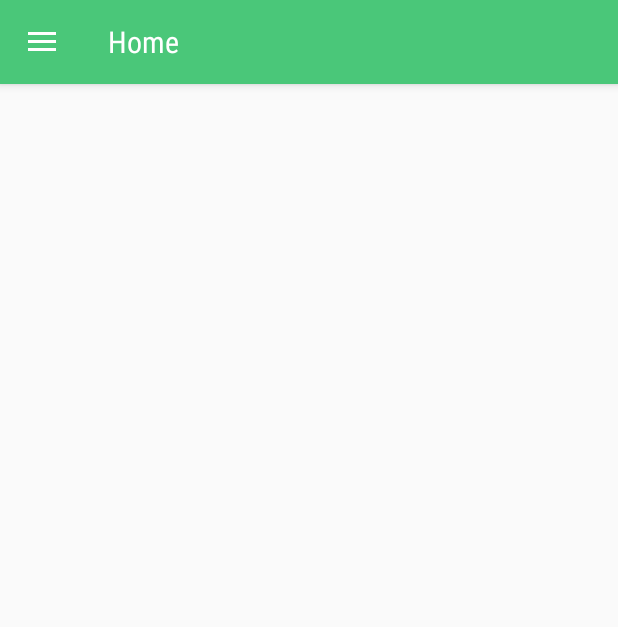
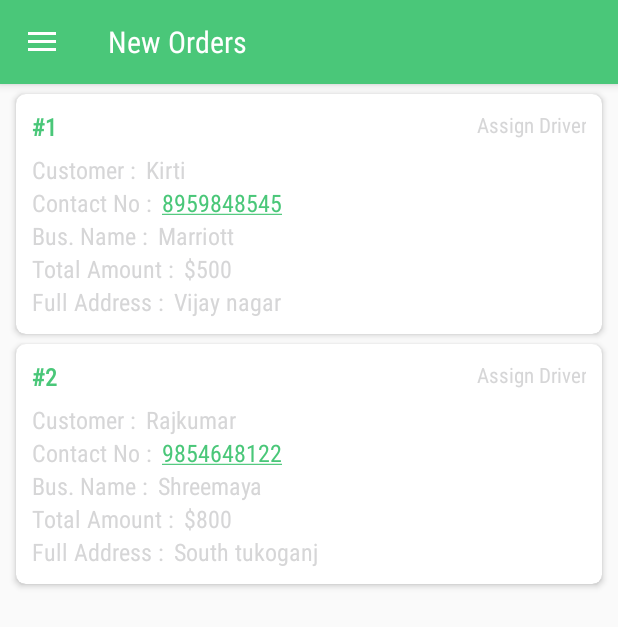
Before and after one commit to iamrahulyadav/DineHawaiiPartner, an Android app: the VendorHomeActivity screen opened directly, with no data from a screen before it, on a phone screen of 412 x 824 dp. Shown: the top 627 px of the screen. Run offline under Robolectric (Android 15) with nearby library versions, the phone set to English and light mode, and no system bars; our stand-ins replace sdp/ssp sizes.

Commit message:
edited by kirti

```diff
--- a/app/src/main/java/com/dinehawaiipartner/Activity/Manager/ManageOrderActivity.java
+++ b/app/src/main/java/com/dinehawaiipartner/Activity/Manager/ManageOrderActivity.java
@@ -23,7 +23,7 @@ public class ManageOrderActivity extends AppCompatActivity {
     protected void onCreate(Bundle savedInstanceState) {
         super.onCreate(savedInstanceState);
         setContentView(R.layout.activity_manage_order);
-        getSupportActionBar().setTitle("Manage Orders");
+        getSupportActionBar().setTitle("Orders");
         getSupportActionBar().setDisplayHomeAsUpEnabled(true);
         initViews();
     }
--- a/app/src/main/java/com/dinehawaiipartner/Activity/Manager/VendorHomeActivity.java
+++ b/app/src/main/java/com/dinehawaiipartner/Activity/Manager/VendorHomeActivity.java
@@ -10,22 +10,33 @@ import android.support.v4.widget.DrawerLayout;
 import android.support.v7.app.ActionBarDrawerToggle;
 import android.support.v7.app.AlertDialog;
 import android.support.v7.app.AppCompatActivity;
+import android.support.v7.widget.LinearLayoutManager;
+import android.support.v7.widget.RecyclerView;
 import android.support.v7.widget.Toolbar;
 import android.view.Menu;
 import android.view.MenuItem;
 import android.view.View;
-import android.widget.LinearLayout;
 
 import com.dinehawaiipartner.Activity.LoginActivity;
+import com.dinehawaiipartner.Adapter.VendorHomeAdapter;
 import com.dinehawaiipartner.CustomViews.CustomTextView;
+import com.dinehawaiipartner.Model.DeliveryModel;
 import com.dinehawaiipartner.R;
 import com.dinehawaiipartner.Util.AppPreference;
 
+import java.util.ArrayList;
+
 public class VendorHomeActivity extends AppCompatActivity implements NavigationView.OnNavigationItemSelectedListener, View.OnClickListener {
 
+    public static ArrayList<DeliveryModel> ordersList;
     Context context;
+    String TAG = "VendorHomeActivity";
+    CustomTextView noOrders;
     private View headerView;
     private CustomTextView userName;
+    private RecyclerView mRecyclerView;
+    private LinearLayoutManager mLayoutManager;
+    private VendorHomeAdapter vendorHomeAdapter;
 
     @Override
     protected void onCreate(Bundle savedInstanceState) {
@@ -37,13 +48,48 @@ public class VendorHomeActivity extends AppCompatActivity implements NavigationV
 
     private void init() {
         context = this;
+        ordersList = new ArrayList<DeliveryModel>();
+        setStaticData();
 
+
+        mRecyclerView = findViewById(R.id.recycler_view);
+        noOrders = findViewById(R.id.noOrder);
+        mLayoutManager = new LinearLayoutManager(context);
+        mRecyclerView.setLayoutManager(mLayoutManager);
+        mRecyclerView.setHasFixedSize(true);
+        mRecyclerView.setAdapter(vendorHomeAdapter);
+        vendorHomeAdapter = new VendorHomeAdapter(context, ordersList);
+        mRecyclerView.setAdapter(vendorHomeAdapter);
+        vendorHomeAdapter.notifyDataSetChanged();
+    }
+
+    private void setStaticData() {
+        DeliveryModel delivery1 = new DeliveryModel();
+        delivery1.setOrderId("1");
+        delivery1.setOrderAmount("500");
+        delivery1.setCustName("Kirti");
+        delivery1.setCustPhone("8959848545");
+        delivery1.setCustDeliveryAddress("Vijay nagar");
+        delivery1.setBusinessName("Marriott");
+        delivery1.setBusPhone("98546512145");
+        delivery1.setBusAddress("Scheme no 54");
+        ordersList.add(delivery1);
+
+        DeliveryModel delivery2= new DeliveryModel();
+        delivery2.setOrderId("2");
+        delivery2.setOrderAmount("800");
+        delivery2.setCustName("Rajkumar");
+        delivery2.setCustPhone("9854648122");
+        delivery2.setCustDeliveryAddress("South tukoganj");
+        delivery2.setBusinessName("Shreemaya");
+        delivery2.setBusPhone("89874455545");
+        delivery2.setBusAddress("vijay nagar");
+        ordersList.add(delivery2);
     }
 
     private void setToolbar() {
         Toolbar toolbar = findViewById(R.id.toolbar);
         setSupportActionBar(toolbar);
-        toolbar.setTitle("Home");
         getSupportActionBar().setDisplayHomeAsUpEnabled(true);
 
         DrawerLayout drawer = findViewById(R.id.drawer_layout);
@@ -52,7 +98,7 @@ public class VendorHomeActivity extends AppCompatActivity implements NavigationV
         drawer.addDrawerListener(toggle);
         toggle.syncState();
 
-        NavigationView navigationView = (NavigationView) findViewById(R.id.nav_view);
+        NavigationView navigationView = findViewById(R.id.nav_view);
         navigationView.setNavigationItemSelectedListener(this);
         headerView = navigationView.getHeaderView(0);
         userName = headerView.findViewById(R.id.customerName);
@@ -61,7 +107,7 @@ public class VendorHomeActivity extends AppCompatActivity implements NavigationV
 
     @Override
     public void onBackPressed() {
-        DrawerLayout drawer = (DrawerLayout) findViewById(R.id.drawer_layout);
+        DrawerLayout drawer =  findViewById(R.id.drawer_layout);
         if (drawer.isDrawerOpen(GravityCompat.START)) {
             drawer.closeDrawer(GravityCompat.START);
         } else {
@@ -143,7 +189,7 @@ public class VendorHomeActivity extends AppCompatActivity implements NavigationV
             default:
                 break;
         }
-        DrawerLayout drawer = (DrawerLayout) findViewById(R.id.drawer_layout);
+        DrawerLayout drawer = findViewById(R.id.drawer_layout);
         drawer.closeDrawer(GravityCompat.START);
         return true;
     }
--- /dev/null
+++ b/app/src/main/java/com/dinehawaiipartner/Adapter/VendorHomeAdapter.java
@@ -0,0 +1,129 @@
+package com.dinehawaiipartner.Adapter;
+
+import android.app.AlertDialog;
+import android.content.Context;
+import android.content.DialogInterface;
+import android.support.annotation.NonNull;
+import android.support.v7.widget.RecyclerView;
+import android.util.Log;
+import android.view.LayoutInflater;
+import android.view.View;
+import android.view.ViewGroup;
+import android.widget.RadioButton;
+import android.widget.RadioGroup;
+import android.widget.TextView;
+
+import com.dinehawaiipartner.Model.DeliveryModel;
+import com.dinehawaiipartner.Model.DriverListModel;
+import com.dinehawaiipartner.R;
+
+import java.util.ArrayList;
+
+public class VendorHomeAdapter extends RecyclerView.Adapter<VendorHomeAdapter.ViewHolder> {
+    private final String TAG = "PendingOrderAdapter";
+    private final Context context;
+    private final ArrayList<DeliveryModel> ordersModelArrayList;
+    String driverName;
+    private ArrayList<DriverListModel> driverslist = new ArrayList<>();
+    private String selectedDriverId;
+
+    public VendorHomeAdapter(Context context, ArrayList<DeliveryModel> details) {
+        this.context = context;
+        this.ordersModelArrayList = details;
+    }
+
+    @NonNull
+    @Override
+    public ViewHolder onCreateViewHolder(@NonNull ViewGroup parent, int viewType) {
+        View v = LayoutInflater.from(parent.getContext()).inflate(R.layout.pending_order_layout, parent, false);
+        ViewHolder viewHolder = new ViewHolder(v);
+        return viewHolder;
+    }
+
+    @Override
+    public void onBindViewHolder(@NonNull ViewHolder holder, int position) {
+        DeliveryModel model = ordersModelArrayList.get(position);
+        holder.tvCustName.setText(model.getCustName());
+        holder.tvCustAddress.setText(model.getCustDeliveryAddress());
+        holder.tvCustContact.setText(model.getCustPhone());
+        holder.tvorderId.setText("#"+model.getOrderId());
+        holder.tvbus_name.setText(model.getBusinessName());
+        holder.tvTotalAmt.setText("$" + model.getOrderAmount());
+
+        holder.assignDriver.setOnClickListener(new View.OnClickListener() {
+            @Override
+            public void onClick(View v) {
+                driverslist.clear();
+                selectDriverDialog();
+            }
+        });
+
+    }
+
+    private void selectDriverDialog() {
+        DriverListModel driver1 = new DriverListModel();
+        driver1.setDriverId("1");
+        driver1.setDriverName("RK");
+        driverslist.add(driver1);
+
+        DriverListModel driver2 = new DriverListModel();
+        driver2.setDriverId("2");
+        driver2.setDriverName("Vivek");
+        driverslist.add(driver2);
+
+        AlertDialog.Builder dialog = new AlertDialog.Builder(context);
+        dialog.setTitle("Select Driver");
+        final RadioGroup group = new RadioGroup(context);
+        for (int i = 0; i < driverslist.size(); i++) {
+            RadioButton button = new RadioButton(context);
+            button.setId(Integer.parseInt(driverslist.get(i).getDriverId()));
+            button.setText(driverslist.get(i).getDriverName());
+            RadioGroup.LayoutParams params = new RadioGroup.LayoutParams(ViewGroup.LayoutParams.WRAP_CONTENT, ViewGroup.LayoutParams.WRAP_CONTENT);
+            params.setMargins(30, 8, 0, 0);
+            button.setLayoutParams(params);
+            group.addView(button);
+        }
+
+        group.setOnCheckedChangeListener(new RadioGroup.OnCheckedChangeListener() {
+            @Override
+            public void onCheckedChanged(RadioGroup group, int checkedId) {
+
+                RadioButton radioButton = (RadioButton) group.findViewById(checkedId);
+                driverName = radioButton.getText().toString();
+                Log.e(TAG, "onClick: vendorText" + driverName);
+
+            }
+        });
+        dialog.setPositiveButton("OK", new DialogInterface.OnClickListener() {
+            @Override
+            public void onClick(DialogInterface dialogInterface, int i) {
+                Log.e(TAG, "onClick: " + group.getCheckedRadioButtonId());
+                selectedDriverId = String.valueOf(group.getCheckedRadioButtonId());
+            }
+        });
+
+        dialog.setView(group);
+        dialog.show();
+
+    }
+
+    @Override
+    public int getItemCount() {
+        return ordersModelArrayList.size();
+    }
+
+    public class ViewHolder extends RecyclerView.ViewHolder {
+        TextView tvCustName, tvCustAddress, tvCustContact, tvorderId, tvbus_name, tvTotalAmt, assignDriver;
+
+        public ViewHolder(View itemView) {
+            super(itemView);
+            tvCustName = itemView.findViewById(R.id.tvName);
+            tvCustAddress = itemView.findViewById(R.id.tvAddress);
+            tvCustContact = itemView.findViewById(R.id.tvPhoneNo);
+            tvorderId = itemView.findViewById(R.id.tvorder_id);
+            tvbus_name = itemView.findViewById(R.id.tvbus_name);
+            tvTotalAmt = itemView.findViewById(R.id.tvTotalAmt);
+            assignDriver = itemView.findViewById(R.id.assignDriver);
+        }
+    }
+}
--- a/app/src/main/res/layout/content_vendor_home.xml
+++ b/app/src/main/res/layout/content_vendor_home.xml
@@ -4,11 +4,29 @@
     xmlns:tools="http://schemas.android.com/tools"
     android:layout_width="match_parent"
     android:layout_height="match_parent"
-    android:layout_margin="@dimen/_5sdp"
     android:orientation="vertical"
     app:layout_behavior="@string/appbar_scrolling_view_behavior"
-    tools:context=".Activity.Driver.DriverHomeActivity"
+    tools:context=".Activity.Manager.VendorHomeActivity"
     tools:showIn="@layout/app_bar_vendor_home">
 
+    <android.support.v7.widget.RecyclerView
+        android:id="@+id/recycler_view"
+        android:layout_width="match_parent"
+        android:layout_height="match_parent" />
 
+    <com.dinehawaiipartner.CustomViews.CustomTextView
+        android:id="@+id/noOrder"
+        android:layout_width="wrap_content"
+        android:layout_height="wrap_content"
+        android:layout_centerHorizontal="true"
+        android:layout_gravity="center"
+        android:layout_margin="@dimen/_20sdp"
+        android:background="@drawable/text_background"
+        android:paddingBottom="@dimen/_5sdp"
+        android:paddingLeft="@dimen/_10sdp"
+        android:paddingRight="@dimen/_10sdp"
+        android:paddingTop="@dimen/_5sdp"
+        android:text="No Orders"
+        android:visibility="gone"
+        app:edittextfont="Raleway-Regular.ttf" />
 </LinearLayout>
--- a/app/src/main/res/layout/pending_order_layout.xml
+++ b/app/src/main/res/layout/pending_order_layout.xml
@@ -1,142 +1,180 @@
 <?xml version="1.0" encoding="utf-8"?>
 <android.support.v7.widget.CardView xmlns:android="http://schemas.android.com/apk/res/android"
     xmlns:app="http://schemas.android.com/apk/res-auto"
-    android:id="@+id/cardViewOrder"
     android:layout_width="match_parent"
     android:layout_height="wrap_content"
-    android:layout_marginBottom="@dimen/_2sdp"
     android:layout_marginLeft="@dimen/_8sdp"
     android:layout_marginRight="@dimen/_8sdp"
-    android:layout_marginTop="@dimen/_6sdp"
-    android:elevation="1dp"
-    android:clickable="true"
-    app:cardElevation="1dp">
+    app:cardCornerRadius="@dimen/_5sdp"
+    android:elevation="@dimen/_2sdp"
+    app:cardElevation="@dimen/_2sdp"
+    android:layout_marginTop="@dimen/_5sdp"
+    app:contentPadding="@dimen/_8sdp">
 
-    <RelativeLayout
-        android:id="@+id/itemsMenu"
-        android:layout_width="match_parent"
-        android:layout_height="wrap_content"
-        android:padding="@dimen/_8sdp">
     <LinearLayout
         android:layout_width="match_parent"
         android:layout_height="wrap_content"
-            android:id="@+id/llOrder1"
+        android:orientation="vertical">
+
+        <LinearLayout
+            android:layout_width="match_parent"
+            android:layout_height="wrap_content"
             android:orientation="horizontal">
-            <LinearLayout
-                android:layout_width="0dp"
-                android:layout_height="match_parent"
-                android:layout_weight="1">
 
-                <com.dinehawaiipartner.CustomViews.CustomTextView
+            <TextView
+                android:id="@+id/tvorder_id"
                 android:layout_width="wrap_content"
                 android:layout_height="wrap_content"
-                    style="@style/TextAppearance.AppCompat.Subhead"
-                    android:text="#00"
+                android:layout_weight="1"
+                android:fontFamily="@font/roboto"
+                android:text="#1024"
+                android:textAppearance="@style/TextAppearance.AppCompat.Subhead"
                 android:textColor="@color/colorPrimary"
-                    android:id="@+id/tvorder_id"
-                    android:singleLine="true"
-                    app:edittextfont="Raleway-Bold.ttf" />
+                android:textStyle="bold" />
 
-            </LinearLayout>
-            <LinearLayout
-                android:layout_width="0dp"
-                android:layout_height="match_parent"
-                android:gravity="right"
-                android:layout_weight="1">
-
-                <com.dinehawaiipartner.CustomViews.CustomTextView
+            <TextView
                 android:layout_width="wrap_content"
                 android:layout_height="wrap_content"
-                    style="@style/TextAppearance.AppCompat.Subhead"
-                    android:text="#00"
-                    android:textColor="@color/colorPrimary"
-                    android:id="@+id/tvorder_status"
-                    android:singleLine="true"
-                    app:edittextfont="Raleway-Bold.ttf" />
-
-            </LinearLayout>
-
+                android:layout_gravity="right"
+                android:layout_marginLeft="@dimen/_5sdp"
+                android:layout_weight="1"
+                android:fontFamily="@font/roboto"
+                android:gravity="right"
+                android:text="Assign Driver"
+                android:id="@+id/assignDriver"
+                android:textAppearance="@style/TextAppearance.AppCompat.Small"
+                android:textColor="@color/subhead" />
         </LinearLayout>
 
 
         <LinearLayout
-            android:id="@+id/llOrder2"
             android:layout_width="match_parent"
-            android:layout_marginTop="@dimen/_2sdp"
-            android:layout_below="@id/llOrder1"
             android:layout_height="wrap_content"
-            android:orientation="vertical">
+            android:layout_marginTop="@dimen/_5sdp"
+            android:orientation="horizontal">
+
+            <TextView
+                android:layout_width="wrap_content"
+                android:layout_height="wrap_content"
+                android:fontFamily="@font/roboto"
+                android:text="Customer :"
+                android:textAppearance="@style/TextAppearance.AppCompat.Subhead"
+                android:textColor="@color/subhead" />
+
+            <TextView
+                android:id="@+id/tvName"
+                android:layout_width="wrap_content"
+                android:layout_height="wrap_content"
+                android:layout_marginLeft="@dimen/_5sdp"
+                android:fontFamily="@font/roboto"
+                android:text="Raj Kumar Vishwakarma"
+                android:textAppearance="@style/TextAppearance.AppCompat.Subhead"
+                android:textColor="@color/mainhead" />
+        </LinearLayout>
 
         <LinearLayout
-                android:layout_width="wrap_content"
-                android:layout_height="wrap_content">
+            android:layout_width="match_parent"
+            android:layout_height="wrap_content"
+            android:orientation="horizontal">
 
-                <com.dinehawaiipartner.CustomViews.CustomTextView
+            <TextView
                 android:layout_width="wrap_content"
                 android:layout_height="wrap_content"
-                    style="@style/TextAppearance.AppCompat.Subhead"
-                    android:text="Name : "
-                    android:singleLine="true"
-                    app:edittextfont="Raleway-Bold.ttf" />
+                android:fontFamily="@font/roboto"
+                android:text="Contact No :"
+                android:textAppearance="@style/TextAppearance.AppCompat.Subhead"
+                android:textColor="@color/subhead" />
 
-                <com.dinehawaiipartner.CustomViews.CustomTextView
-                    android:id="@+id/tvcustName"
-                    android:singleLine="true"
+            <TextView
+                android:id="@+id/tvPhoneNo"
                 android:layout_width="wrap_content"
-                    style="@style/TextAppearance.AppCompat.Subhead"
                 android:layout_height="wrap_content"
-                    android:text="NA"
-                    app:edittextfont="Raleway-Regular.ttf" />
+                android:layout_marginLeft="@dimen/_5sdp"
+                android:autoLink="phone"
+                android:clickable="true"
+                android:fontFamily="@font/roboto"
+                android:text="+91 8988989889"
+                android:textAppearance="@style/TextAppearance.AppCompat.Subhead"
+                android:textColor="@color/mainhead" />
         </LinearLayout>
         <LinearLayout
-                android:layout_width="wrap_content"
-                android:layout_marginTop="@dimen/_2sdp"
-                android:layout_height="wrap_content">
+            android:layout_width="match_parent"
+            android:layout_height="wrap_content"
+            android:orientation="horizontal">
 
-                <com.dinehawaiipartner.CustomViews.CustomTextView
+            <TextView
                 android:layout_width="wrap_content"
                 android:layout_height="wrap_content"
-                    android:singleLine="true"
-                    style="@style/TextAppearance.AppCompat.Subhead"
-                    android:text="Address : "
-                    app:edittextfont="Raleway-Bold.ttf" />
+                android:fontFamily="@font/roboto"
+                android:text="Bus. Name :"
+                android:textAppearance="@style/TextAppearance.AppCompat.Subhead"
+                android:textColor="@color/subhead" />
 
-                <com.dinehawaiipartner.CustomViews.CustomTextView
+            <TextView
+                android:id="@+id/tvbus_name"
+                android:layout_width="wrap_content"
+                android:layout_height="wrap_content"
+                android:layout_marginLeft="@dimen/_5sdp"
+                android:autoLink="phone"
+                android:clickable="true"
+                android:fontFamily="@font/roboto"
+                android:text="NA"
+                android:textAppearance="@style/TextAppearance.AppCompat.Subhead"
+                android:textColor="@color/mainhead" />
+        </LinearLayout>
+        <LinearLayout
+            android:layout_width="match_parent"
+            android:layout_height="wrap_content"
+            android:orientation="horizontal">
+
+            <TextView
+                android:layout_width="wrap_content"
+                android:layout_height="wrap_content"
+                android:fontFamily="@font/roboto"
+                android:text="Total Amount :"
+                android:textAppearance="@style/TextAppearance.AppCompat.Subhead"
+                android:textColor="@color/subhead" />
+
+            <TextView
+                android:id="@+id/tvTotalAmt"
+                android:layout_width="wrap_content"
+                android:layout_height="wrap_content"
+                android:layout_marginLeft="@dimen/_5sdp"
+                android:autoLink="phone"
+                android:clickable="true"
+                android:fontFamily="@font/roboto"
+                android:text="0"
+                android:textAppearance="@style/TextAppearance.AppCompat.Subhead"
+                android:textColor="@color/mainhead" />
+        </LinearLayout>
+        <LinearLayout
+            android:layout_width="match_parent"
+            android:layout_height="wrap_content"
+            android:orientation="horizontal">
+
+            <TextView
+                android:layout_width="wrap_content"
+                android:layout_height="wrap_content"
+                android:fontFamily="@font/roboto"
+                android:text="Full Address :"
+                android:textAppearance="@style/TextAppearance.AppCompat.Subhead"
+                android:textColor="@color/subhead" />
+
+            <TextView
                 android:id="@+id/tvAddress"
                 android:layout_width="wrap_content"
-                    android:maxLines="2"
-                    android:singleLine="true"
-                    style="@style/TextAppearance.AppCompat.Subhead"
                 android:layout_height="wrap_content"
-                    android:text="NA"
-                    app:edittextfont="Raleway-Regular.ttf" />
+                android:layout_marginLeft="@dimen/_5sdp"
+                android:autoLink="phone"
+                android:clickable="true"
+                android:fontFamily="@font/roboto"
+                android:text="Nath Mandir Road South Tukogant, RNT Marg Indore"
+                android:textAppearance="@style/TextAppearance.AppCompat.Subhead"
+                android:textColor="@color/mainhead" />
         </LinearLayout>
-            <LinearLayout
-                android:layout_width="wrap_content"
-                android:layout_marginTop="@dimen/_2sdp"
-                android:layout_height="wrap_content">
 
-                <com.dinehawaiipartner.CustomViews.CustomTextView
-                    android:layout_width="wrap_content"
-                    android:layout_height="wrap_content"
-                    android:singleLine="true"
-                    style="@style/TextAppearance.AppCompat.Subhead"
-                    android:text="Contact No : "
-                    app:edittextfont="Raleway-Bold.ttf" />
-
-                <com.dinehawaiipartner.CustomViews.CustomTextView
-                    android:id="@+id/tvContact"
-                    android:layout_width="wrap_content"
-                    android:singleLine="true"
-                    style="@style/TextAppearance.AppCompat.Subhead"
-                    android:layout_height="wrap_content"
-                    android:text="NA"
-                    app:edittextfont="Raleway-Regular.ttf" />
-            </LinearLayout>
 
 
     </LinearLayout>
 
-
-    </RelativeLayout>
 </android.support.v7.widget.CardView>
--- a/app/src/main/res/values/strings.xml
+++ b/app/src/main/res/values/strings.xml
@@ -4,7 +4,7 @@
     <string name="raleway_regular">Raleway-Regular.ttf</string>
     <string name="raleway_bold">Raleway-Bold.ttf</string>
     <string name="login">Login with your account</string>
-    <string name="title_activity_vendor_home">Home</string>
+    <string name="title_activity_vendor_home">New Orders</string>
     <string name="navigation_drawer_open">Open navigation drawer</string>
     <string name="navigation_drawer_close">Close navigation drawer</string>
     <string name="nav_header_title">Android Studio</string>
```
Also changed, not shown: app/src/main/java/com/dinehawaiipartner/Adapter/PendingOrderAdapter.java (+4 -4 lines), app/src/main/java/com/dinehawaiipartner/Model/DriversListModel.java (added, +62 -0 lines). Lines whose indentation alone changed are shown as unchanged.
